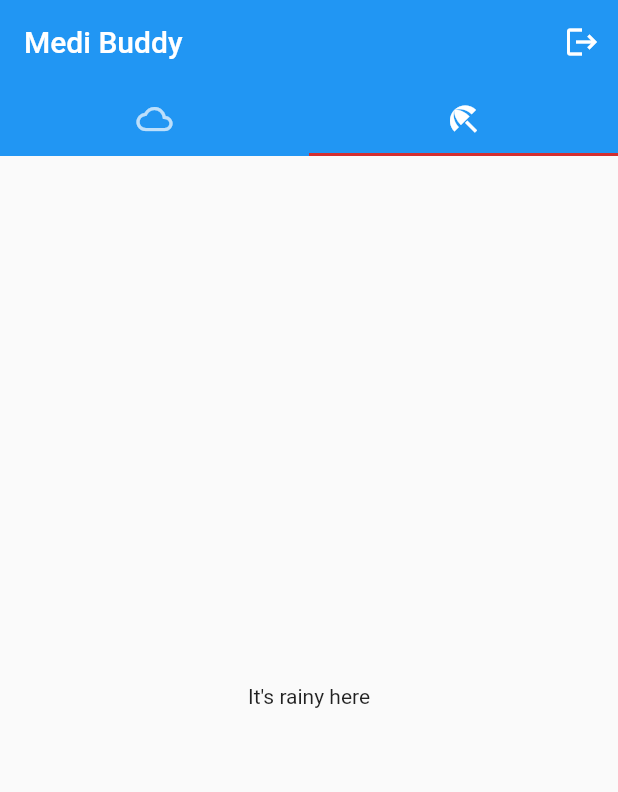
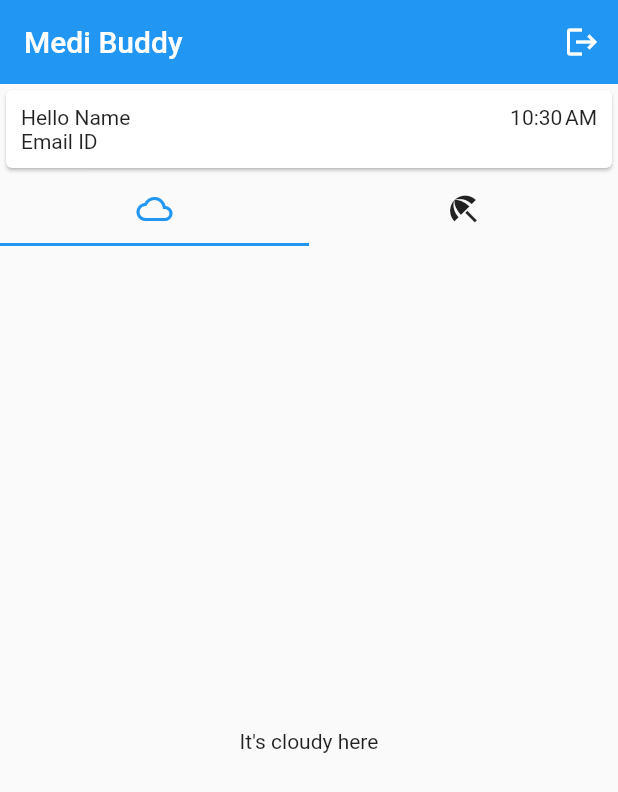
Before and after one commit to aditechdev/interview_app_medical, a Flutter app: the screen it shows once a user with an empty profile is signed in, on a phone screen of 412 x 824 dp. Shown: the top 792 px of the screen. Run offline on Flutter 3.47's test engine with Material 2 defaults, Android fonts, the phone set to English and light mode, and no system bars; our stand-ins replace firebase_auth, firebase_core; accounts and stored records are empty.

Commit message:
:sparkles: UI FIx

```diff
--- a/lib/features/home/screen/home_screen.dart
+++ b/lib/features/home/screen/home_screen.dart
@@ -1,30 +1,72 @@
 import 'package:flutter/material.dart';
 import 'package:interview_app_medical/features/auth/services/auth_service.dart';
+import 'package:intl/intl.dart';
 
-class HomeScreen extends StatelessWidget {
+class HomeScreen extends StatefulWidget {
   static const String routeName = "/home";
   const HomeScreen({Key? key}) : super(key: key);
 
   @override
+  State<HomeScreen> createState() => _HomeScreenState();
+}
+
+class _HomeScreenState extends State<HomeScreen> with TickerProviderStateMixin {
+  DateFormat dateFormat = DateFormat.jm();
+  String myTime = "";
+  @override
+  void didChangeDependencies() {
+    myTime = dateFormat.format(DateTime.now());
+    super.didChangeDependencies();
+  }
+
+  @override
   Widget build(BuildContext context) {
-    TabController tabController;
+    TabController _tabController = TabController(length: 2, vsync: this);
+    // TickerProvider tickerProvider = const TickerProvider();
+
     logOut() {
       AuthService authService = AuthService();
       authService.signOut();
     }
 
-    return DefaultTabController(
-      initialIndex: 1,
-      length: 2,
-      child: Scaffold(
+    return Scaffold(
       appBar: AppBar(
         elevation: 0,
         title: const Text("Medi Buddy"),
-          bottom: TabBar(
+        actions: [
+          IconButton(
+            icon: const Icon(Icons.logout),
+            onPressed: () => logOut(),
+          )
+        ],
+      ),
+      body: Column(
+        crossAxisAlignment: CrossAxisAlignment.start,
+        children: [
+          Card(
+              child: Container(
+            padding: const EdgeInsets.all(10),
+            width: double.infinity,
+            child:
+                Column(crossAxisAlignment: CrossAxisAlignment.start, children: [
+              Row(
+                mainAxisAlignment: MainAxisAlignment.spaceBetween,
+                children: [
+                  const Text("Hello Name"),
+                  Text(myTime),
+                ],
+              ),
+              const Text("Email ID"),
+            ]),
+          )),
+          TabBar(
+            controller: _tabController,
             padding: EdgeInsets.zero,
-            indicatorColor: Theme.of(context).errorColor,
-            tabs: <Widget>[
-              Container(
+            indicatorColor: Theme.of(context).primaryColor,
+            labelColor: Theme.of(context).primaryColor,
+            unselectedLabelColor: Colors.black87,
+            tabs: const <Widget>[
+              SizedBox(
                 width: double.infinity,
                 child: Tab(
                   icon: Icon(Icons.cloud_outlined),
@@ -35,15 +77,10 @@ class HomeScreen extends StatelessWidget {
               ),
             ],
           ),
-          actions: [
-            IconButton(
-              icon: const Icon(Icons.logout),
-              onPressed: () => logOut(),
-            )
-          ],
-        ),
-        body: const TabBarView(
-          children: <Widget>[
+          Expanded(
+            child: TabBarView(
+              controller: _tabController,
+              children: const <Widget>[
                 Center(
                   child: Text("It's cloudy here"),
                 ),
@@ -52,7 +89,11 @@ class HomeScreen extends StatelessWidget {
                 ),
               ],
             ),
+          )
+        ],
       ),
+
+      // const
     );
   }
 }
--- a/pubspec.yaml
+++ b/pubspec.yaml
@@ -38,6 +38,7 @@ dependencies:
   firebase_core: ^1.18.0
   provider: ^6.0.3
   http: ^0.13.4
+  intl: ^0.17.0
 
 dev_dependencies:
   flutter_test:
```
Also changed, not shown: pubspec.lock. Lines whose indentation alone changed are shown as unchanged.
